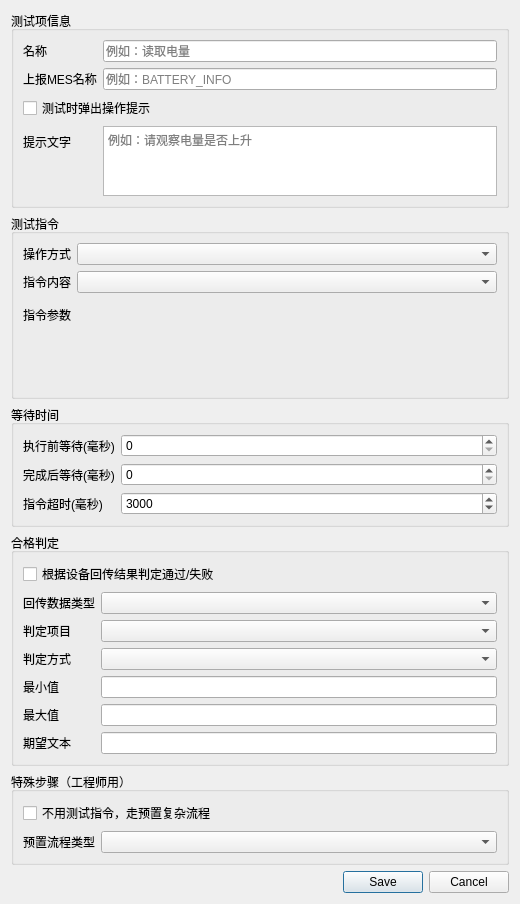
Above: platform/settings/widgets/test_case_edit_dialog.ui from yuhuang163/test before the change. Below: the same form after it.
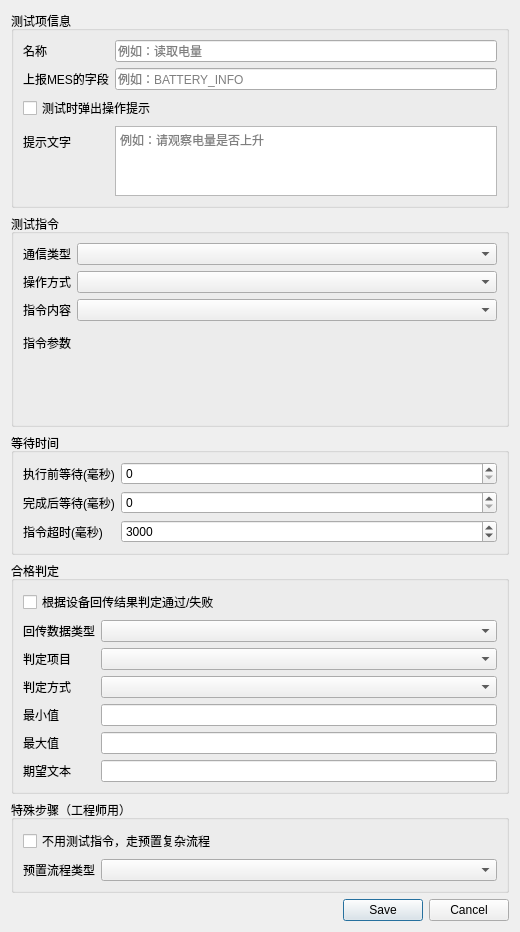
That is the form after the change.

```diff
--- a/platform/settings/widgets/test_case_edit_dialog.ui
+++ b/platform/settings/widgets/test_case_edit_dialog.ui
@@ -7,7 +7,7 @@
     <x>0</x>
     <y>0</y>
     <width>520</width>
-    <height>841</height>
+    <height>868</height>
    </rect>
   </property>
   <property name="windowTitle">
@@ -43,7 +43,7 @@
          <string>勾选MES后，本步结果在系统中的英文项名；需与MES约定一致</string>
         </property>
         <property name="text">
-         <string>上报MES名称</string>
+         <string>上报MES的字段</string>
         </property>
        </widget>
       </item>
@@ -91,33 +91,43 @@
      </property>
      <layout class="QFormLayout" name="formLayout_send">
       <item row="0" column="0">
+       <widget class="QLabel" name="label_sendChannel">
+        <property name="text">
+         <string>通信类型</string>
+        </property>
+       </widget>
+      </item>
+      <item row="0" column="1">
+       <widget class="QComboBox" name="comboBox_sendChannel"/>
+      </item>
+      <item row="1" column="0">
        <widget class="QLabel" name="label_action">
         <property name="text">
          <string>操作方式</string>
         </property>
        </widget>
       </item>
-      <item row="0" column="1">
+      <item row="1" column="1">
        <widget class="QComboBox" name="comboBox_action"/>
       </item>
-      <item row="1" column="0">
+      <item row="2" column="0">
        <widget class="QLabel" name="label_deviceCmd">
         <property name="text">
          <string>指令内容</string>
         </property>
        </widget>
       </item>
-      <item row="1" column="1">
+      <item row="2" column="1">
        <widget class="QComboBox" name="comboBox_deviceCmd"/>
       </item>
-      <item row="2" column="0">
+      <item row="3" column="0">
        <widget class="QLabel" name="label_param">
         <property name="text">
          <string>指令参数</string>
         </property>
        </widget>
       </item>
-      <item row="2" column="1">
+      <item row="3" column="1">
        <widget class="QStackedWidget" name="stackedWidget_param">
         <property name="currentIndex">
          <number>0</number>
```
